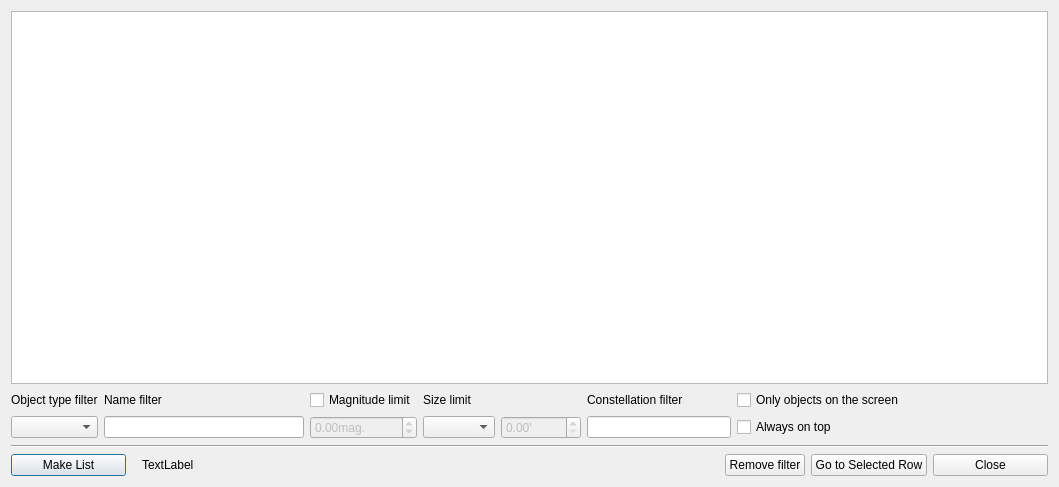
Above: cdsocatalogue.ui from PavelMr/skytechx before the change. Below: the same form after it.
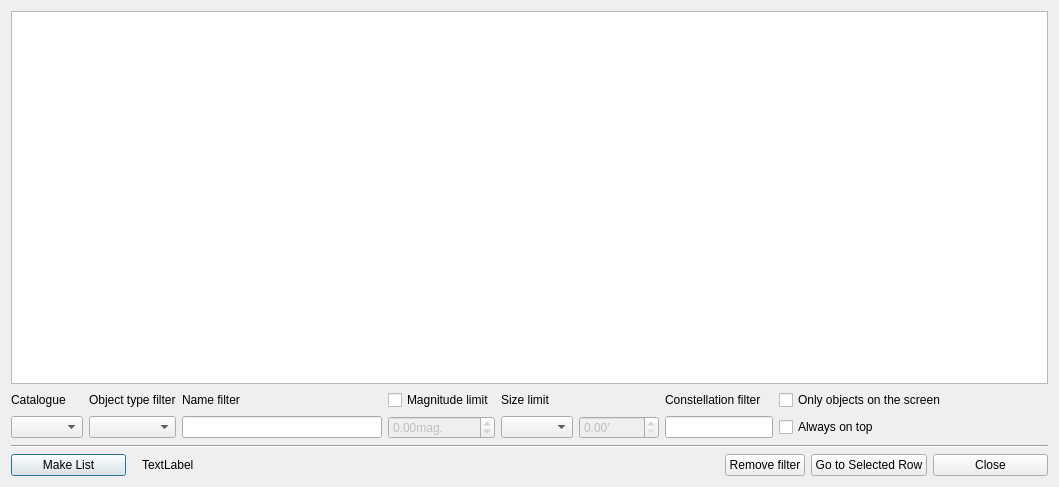
That is the form after the change.

Commit message: Custom catalogue filtering

What changed in the file:
```diff
--- a/cdsocatalogue.ui
+++ b/cdsocatalogue.ui
@@ -50,14 +50,17 @@
    </item>
    <item row="3" column="0">
     <layout class="QGridLayout" name="gridLayout_2">
-     <item row="0" column="0">
+     <item row="1" column="6">
+      <widget class="QLineEdit" name="constFilterEdit"/>
+     </item>
+     <item row="0" column="1">
       <widget class="QLabel" name="label_2">
        <property name="text">
         <string>Object type filter</string>
        </property>
       </widget>
      </item>
-     <item row="1" column="4">
+     <item row="1" column="5">
       <widget class="QDoubleSpinBox" name="sizeLimitSpin">
        <property name="enabled">
         <bool>false</bool>
@@ -70,30 +73,14 @@
        </property>
       </widget>
      </item>
-     <item row="1" column="5">
-      <widget class="QLineEdit" name="constFilterEdit"/>
-     </item>
-     <item row="1" column="7">
-      <spacer name="horizontalSpacer_2">
-       <property name="orientation">
-        <enum>Qt::Horizontal</enum>
-       </property>
-       <property name="sizeHint" stdset="0">
-        <size>
-         <width>40</width>
-         <height>20</height>
-        </size>
-       </property>
-      </spacer>
-     </item>
-     <item row="0" column="3">
-      <widget class="QLabel" name="label_3">
+     <item row="0" column="6">
+      <widget class="QLabel" name="label_4">
        <property name="text">
-        <string>Size limit</string>
+        <string>Constellation filter</string>
        </property>
       </widget>
      </item>
-     <item row="1" column="2">
+     <item row="1" column="3">
       <widget class="QDoubleSpinBox" name="magLimitSpin">
        <property name="enabled">
         <bool>false</bool>
@@ -106,27 +93,10 @@
        </property>
       </widget>
      </item>
-     <item row="1" column="0">
+     <item row="1" column="1">
       <widget class="QComboBox" name="typeComboBox"/>
      </item>
-     <item row="0" column="5">
-      <widget class="QLabel" name="label_4">
-       <property name="text">
-        <string>Constellation filter</string>
-       </property>
-      </widget>
-     </item>
-     <item row="1" column="3">
-      <widget class="QComboBox" name="sizeComboBox"/>
-     </item>
      <item row="0" column="2">
-      <widget class="QCheckBox" name="checkBox">
-       <property name="text">
-        <string>Magnitude limit</string>
-       </property>
-      </widget>
-     </item>
-     <item row="0" column="1">
       <widget class="QLabel" name="label">
        <property name="text">
         <string>Name filter</string>
@@ -134,19 +104,23 @@
       </widget>
      </item>
      <item row="0" column="7">
-      <spacer name="horizontalSpacer">
-       <property name="orientation">
-        <enum>Qt::Horizontal</enum>
+      <widget class="QCheckBox" name="cb_onScreen">
+       <property name="text">
+        <string>Only objects on the screen</string>
        </property>
-       <property name="sizeHint" stdset="0">
-        <size>
-         <width>40</width>
-         <height>20</height>
-        </size>
+      </widget>
+     </item>
+     <item row="1" column="4">
+      <widget class="QComboBox" name="sizeComboBox"/>
+     </item>
+     <item row="0" column="4">
+      <widget class="QLabel" name="label_3">
+       <property name="text">
+        <string>Size limit</string>
        </property>
-      </spacer>
+      </widget>
      </item>
-     <item row="1" column="1">
+     <item row="1" column="2">
       <widget class="QLineEdit" name="nameFilterEdit">
        <property name="sizePolicy">
         <sizepolicy hsizetype="Fixed" vsizetype="Fixed">
@@ -165,20 +139,56 @@
        </property>
       </widget>
      </item>
-     <item row="1" column="6">
+     <item row="0" column="8">
+      <spacer name="horizontalSpacer">
+       <property name="orientation">
+        <enum>Qt::Horizontal</enum>
+       </property>
+       <property name="sizeHint" stdset="0">
+        <size>
+         <width>40</width>
+         <height>20</height>
+        </size>
+       </property>
+      </spacer>
+     </item>
+     <item row="0" column="3">
+      <widget class="QCheckBox" name="checkBox">
+       <property name="text">
+        <string>Magnitude limit</string>
+       </property>
+      </widget>
+     </item>
+     <item row="1" column="8">
+      <spacer name="horizontalSpacer_2">
+       <property name="orientation">
+        <enum>Qt::Horizontal</enum>
+       </property>
+       <property name="sizeHint" stdset="0">
+        <size>
+         <width>40</width>
+         <height>20</height>
+        </size>
+       </property>
+      </spacer>
+     </item>
+     <item row="1" column="7">
       <widget class="QCheckBox" name="cb_top">
        <property name="text">
         <string>Always on top</string>
        </property>
       </widget>
      </item>
-     <item row="0" column="6">
-      <widget class="QCheckBox" name="cb_onScreen">
+     <item row="0" column="0">
+      <widget class="QLabel" name="label_5">
        <property name="text">
-        <string>Only objects on the screen</string>
+        <string>Catalogue</string>
        </property>
       </widget>
      </item>
+     <item row="1" column="0">
+      <widget class="QComboBox" name="cbCatalogue"/>
+     </item>
     </layout>
    </item>
    <item row="5" column="0">
```
The commit also changes 10 other files.
